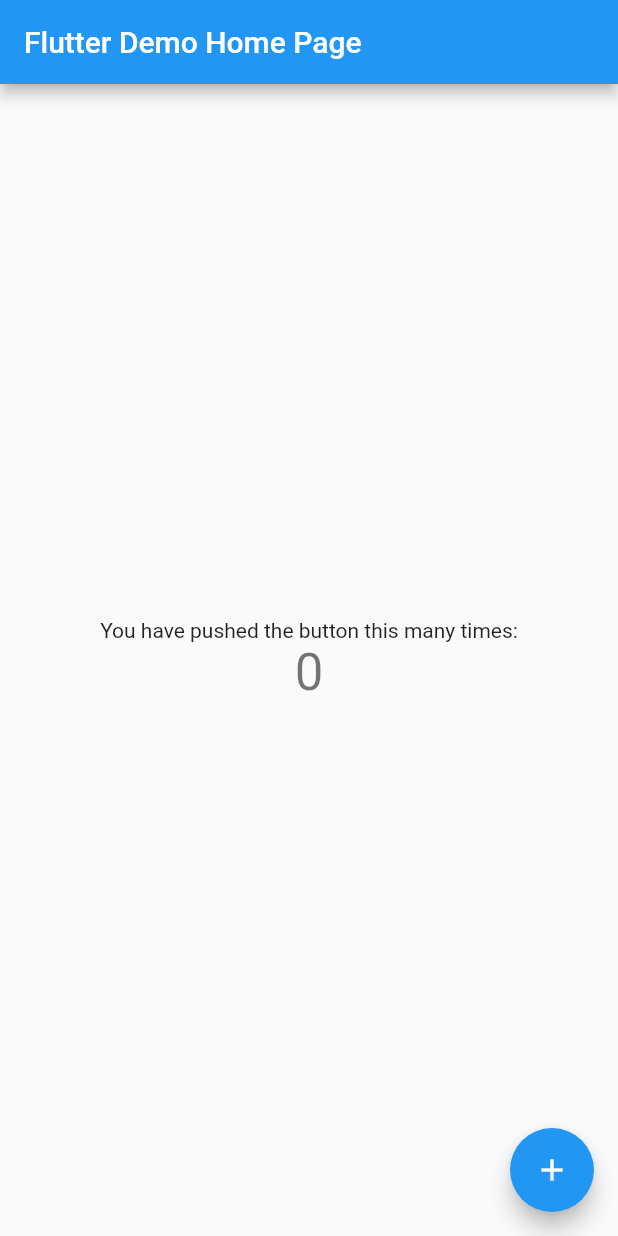
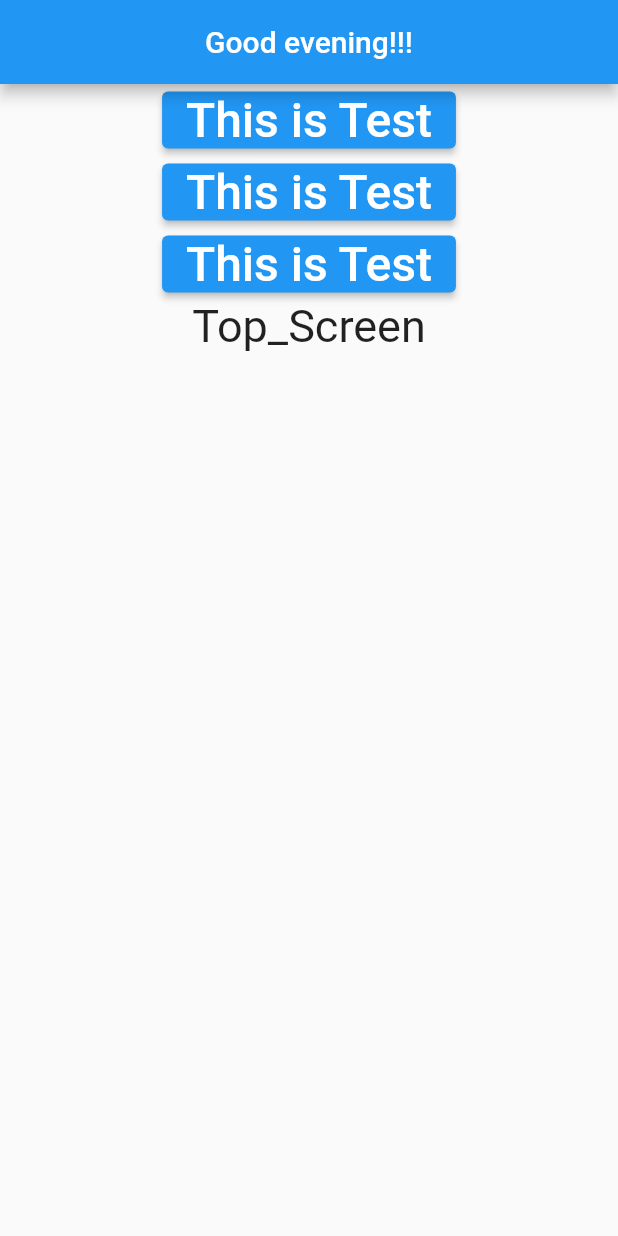
Before and after one commit to Flutter-student/MemoApp_0603, a Flutter app: the screen it shows after launch, on a phone screen of 412 x 824 dp. Run offline on Flutter 3.47's test engine with Material 2 defaults, Android fonts, the phone set to English and light mode, and no system bars.

Commit message:
top,disp,add,edit画面を追加

```diff
--- a/lib/main.dart
+++ b/lib/main.dart
@@ -1,69 +1,34 @@
 import 'package:flutter/material.dart';
-
-void main() {
+import 'view/top.dart';
+import 'view/disp.dart';
+import 'view/add.dart';
+import 'view/edit.dart';
+void main() async{
   runApp(const MyApp());
 }
 
 class MyApp extends StatelessWidget {
   const MyApp({super.key});
 
+  // This widget is the root of your application.
   @override
   Widget build(BuildContext context) {
     return MaterialApp(
+      //ここ追加
+      //意味は最初のルートパス（画面遷移先）を'/'にします。
+      initialRoute: '/',
       title: 'Flutter Demo',
       theme: ThemeData(
         primarySwatch: Colors.blue,
       ),
-      home: const MyHomePage(title: 'Flutter Demo Home Page'),
+      //ここ追加
+      //ここで記載してる　'/...'　がこの後出てくる [Navigator.pushNamed]で使えて画面遷移できるようになる
+      routes: {
+        '/': (context) => Top_Screen(),
+        '/disp': (context) => Disp_Screen(),
+        '/add': (context) => Add_Screen(),
+        '/edit': (context) => Edit_Screen(),
+      },
     );
   }
 }
-
-// test
-// test
-
-class MyHomePage extends StatefulWidget {
-  const MyHomePage({super.key, required this.title});
-  final String title;
-
-  @override
-  State<MyHomePage> createState() => _MyHomePageState();
-}
-
-class _MyHomePageState extends State<MyHomePage> {
-  int _counter = 0;
-
-  void _incrementCounter() {
-    setState(() {
-      _counter++;
-    });
-  }
-
-  @override
-  Widget build(BuildContext context) {
-    return Scaffold(
-      appBar: AppBar(
-        title: Text(widget.title),
-      ),
-      body: Center(
-        child: Column(
-          mainAxisAlignment: MainAxisAlignment.center,
-          children: <Widget>[
-            const Text(
-              'You have pushed the button this many times:',
-            ),
-            Text(
-              '$_counter',
-              style: Theme.of(context).textTheme.headlineMedium,
-            ),
-          ],
-        ),
-      ),
-      floatingActionButton: FloatingActionButton(
-        onPressed: _incrementCounter,
-        tooltip: 'Increment',
-        child: const Icon(Icons.add),
-      ),
-    );
-  }
-}
--- /dev/null
+++ b/lib/view/add.dart
@@ -0,0 +1,29 @@
+import 'package:flutter/material.dart';
+
+class Add_Screen extends StatelessWidget {
+  const Add_Screen({super.key});
+
+  // This widget is the root of your application.
+  @override
+  Widget build(BuildContext context) {
+    return MaterialApp(
+      title: 'Flutter Memo',
+      home: Scaffold(
+        appBar: AppBar(
+          centerTitle: true,
+          title: Text('Good evening!!!'),
+        ),
+        body: Center(
+          child: Column(
+            children: [
+              Text(
+                'Add_Screen',
+                style: TextStyle(fontSize: 30.0),
+              ),
+            ],
+          ),
+        ),
+      ),
+    );
+  }
+}
--- /dev/null
+++ b/lib/view/edit.dart
@@ -0,0 +1,40 @@
+import 'package:flutter/material.dart';
+
+class Edit_Screen extends StatelessWidget {
+  const Edit_Screen({super.key});
+
+  // This widget is the root of your application.
+  @override
+  Widget build(BuildContext context) {
+    return MaterialApp(
+      title: 'Flutter Memo',
+      home: Scaffold(
+        appBar: AppBar(
+          centerTitle: true,
+          title: Text('Good evening!!!'),
+        ),
+        body: Center(
+          child: Column(
+            children: [
+              for(var i=0; i<3; i++)...{
+                ElevatedButton(
+                  onPressed: (){
+                    Navigator.pushNamed(context, '/edit');
+                  },
+                  child: Text(
+                    'This is Test',
+                    style: TextStyle(fontSize: 32.0, color: Colors.white),
+                  ),
+                ),
+              },
+              Text(
+                'Edit_Screen',
+                style: TextStyle(fontSize: 30.0),
+              ),
+            ],
+          ),
+        ),
+      ),
+    );
+  }
+}
--- /dev/null
+++ b/lib/view/top.dart
@@ -0,0 +1,40 @@
+import 'package:flutter/material.dart';
+
+class Top_Screen extends StatelessWidget {
+  const Top_Screen({super.key});
+
+  // This widget is the root of your application.
+  @override
+  Widget build(BuildContext context) {
+    return MaterialApp(
+      title: 'Flutter Memo',
+      home: Scaffold(
+        appBar: AppBar(
+          centerTitle: true,
+          title: Text('Good evening!!!'),
+        ),
+        body: Center(
+          child: Column(
+            children: [
+              for(var i=0; i<3; i++)...{
+                ElevatedButton(
+                  onPressed: (){
+                    Navigator.pushNamed(context, '/disp');
+                  },
+                  child: Text(
+                    'This is Test',
+                    style: TextStyle(fontSize: 32.0, color: Colors.white),
+                  ),
+                ),
+              },
+              Text(
+                'Top_Screen',
+                style: TextStyle(fontSize: 30.0),
+              ),
+            ],
+          ),
+        ),
+      ),
+    );
+  }
+}
```
Also changed, not shown: lib/view/disp.dart (added, +42 -0 lines), pubspec.lock, 1 other file.
